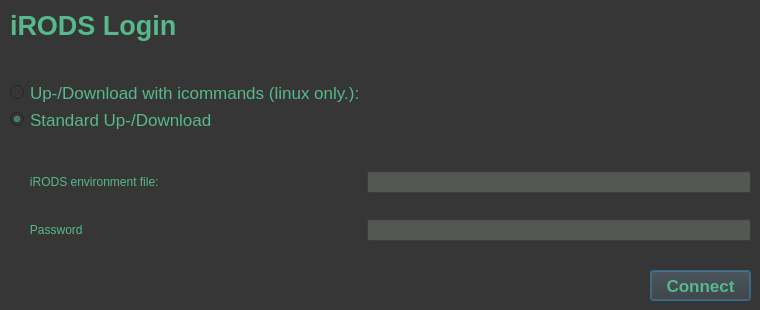
Old version of the form irods-basicGUI/ui-files/irodsLogin.ui in the repository iBridges-for-iRODS/iBridges.
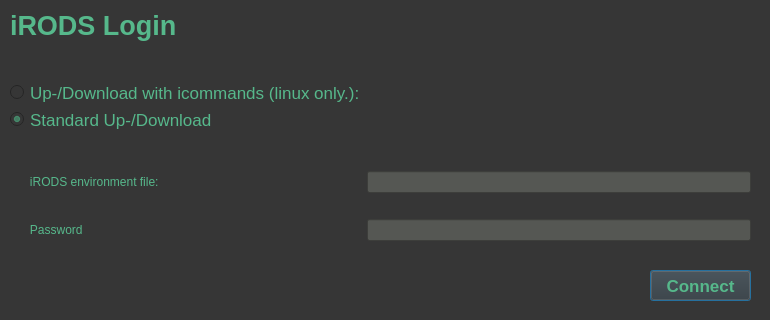
New version of the form.

Commit message: Cleaning up. Making Tabs in irodsTabview configurable.

The edit to the form file:
```diff
--- a/irods-basicGUI/ui-files/irodsLogin.ui
+++ b/irods-basicGUI/ui-files/irodsLogin.ui
@@ -6,14 +6,14 @@
    <rect>
     <x>0</x>
     <y>0</y>
-    <width>760</width>
-    <height>310</height>
+    <width>770</width>
+    <height>320</height>
    </rect>
   </property>
   <property name="minimumSize">
    <size>
-    <width>755</width>
-    <height>310</height>
+    <width>770</width>
+    <height>320</height>
    </size>
   </property>
   <property name="windowTitle">
```
Left out of the diff: 9 changed lines with no effect on the pictures. The commit also changes 3 other files.
